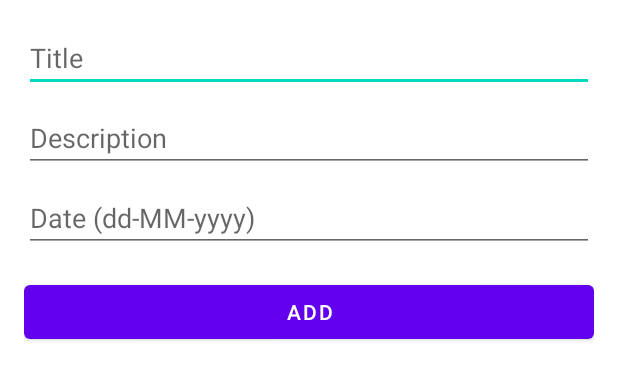
After one commit to DonutsDevil/frnd, an Android app: the layout add_task.xml on its own in the app's theme, with its tools: preview values and no code run, on a phone screen of 412 x 824 dp. The commit adds this screen. Shown: the top 380 px of the screen. Run offline under Robolectric (Android 15) with nearby library versions, the phone set to English and light mode, and no system bars; network calls fail.

Commit message:
Added Post and Get Tasks

```diff
--- /dev/null
+++ b/app/src/main/res/layout/add_task.xml
@@ -0,0 +1,40 @@
+<LinearLayout
+    xmlns:android="http://schemas.android.com/apk/res/android"
+    android:layout_width="match_parent"
+    android:layout_height="wrap_content"
+    android:orientation="vertical"
+    android:padding="16dp">
+
+    <EditText
+        android:id="@+id/editTextTitle"
+        android:layout_width="match_parent"
+        android:layout_height="wrap_content"
+        android:hint="Title"
+        android:inputType="text"
+        android:maxLines="1"
+        android:layout_marginBottom="8dp"/>
+
+    <EditText
+        android:id="@+id/editTextDescription"
+        android:layout_width="match_parent"
+        android:layout_height="wrap_content"
+        android:hint="Description"
+        android:inputType="text"
+        android:maxLines="3"
+        android:layout_marginBottom="8dp"/>
+
+    <EditText
+        android:id="@+id/editTextDate"
+        android:layout_width="match_parent"
+        android:layout_height="wrap_content"
+        android:hint="Date (dd-MM-yyyy)"
+        android:inputType="date"
+        android:layout_marginBottom="16dp"/>
+
+    <Button
+        android:id="@+id/buttonAdd"
+        android:layout_width="match_parent"
+        android:layout_height="wrap_content"
+        android:text="Add"
+        android:layout_gravity="end"/>
+</LinearLayout>
```
Also changed, not shown: app/src/main/java/com/swapnil/frnd/MainActivity.kt (+51 -7 lines), app/src/main/java/com/swapnil/frnd/model/Task.kt (+12 -1 lines), app/src/main/java/com/swapnil/frnd/viewmodel/EventsViewModel.kt (+73 -10 lines).
